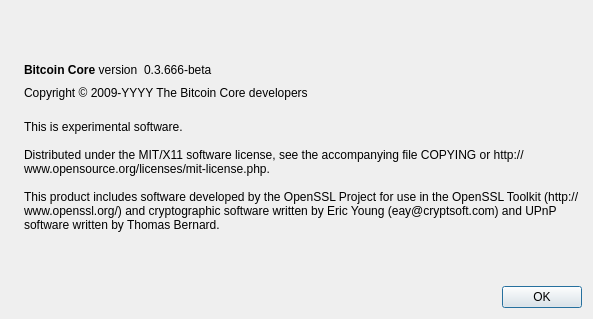
Qt form src/qt/forms/aboutdialog.ui (aqavi-paracha/coinsbazar) before a commit.
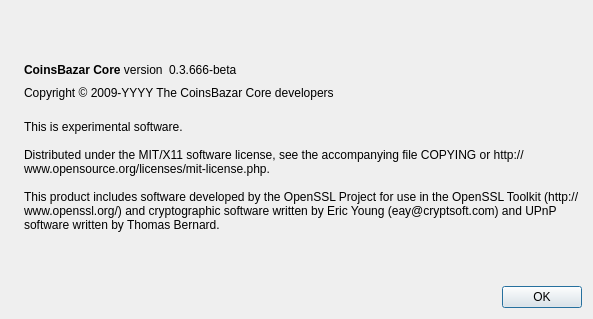
The same form after that commit. Icons and pictures are not drawn.

The edit to the form file:
```diff
--- a/src/qt/forms/aboutdialog.ui
+++ b/src/qt/forms/aboutdialog.ui
@@ -50,7 +50,7 @@
           <cursorShape>IBeamCursor</cursorShape>
          </property>
          <property name="text">
-          <string>&lt;b&gt;Bitcoin Core&lt;/b&gt; version</string>
+          <string>&lt;b&gt;CoinsBazar Core&lt;/b&gt; version</string>
          </property>
          <property name="textInteractionFlags">
           <set>Qt::LinksAccessibleByMouse|Qt::TextSelectableByKeyboard|Qt::TextSelectableByMouse</set>
@@ -91,7 +91,7 @@
         <cursorShape>IBeamCursor</cursorShape>
        </property>
        <property name="text">
-        <string notr="true">Copyright &amp;copy; 2009-YYYY The Bitcoin Core developers</string>
+        <string notr="true">Copyright &amp;copy; 2009-YYYY The CoinsBazar Core developers</string>
        </property>
        <property name="textFormat">
         <enum>Qt::RichText</enum>
```
Left out of the diff: 2 changed lines with no effect on the pictures.
